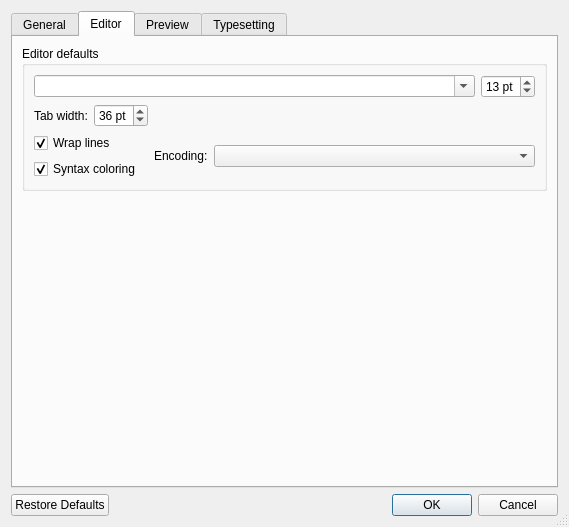
Old version of the form src/PrefsDialog.ui in the repository Sharpie/TeXworks.
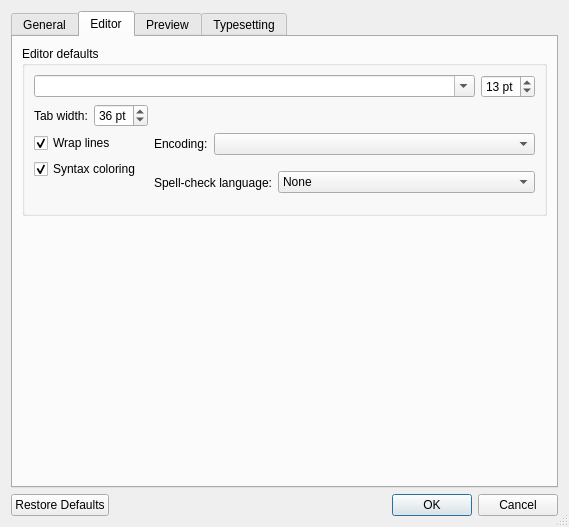
New version of the form. The open tabs and pages were chosen to show the change. Icons and pictures are not drawn.

Commit message: add spell-check language to Prefs dialog

Patch:
```diff
--- a/src/PrefsDialog.ui
+++ b/src/PrefsDialog.ui
@@ -143,16 +143,24 @@
       </layout>
      </widget>
      <widget class="QWidget" name="tab_editor" >
+      <property name="geometry" >
+       <rect>
+        <x>0</x>
+        <y>0</y>
+        <width>539</width>
+        <height>448</height>
+       </rect>
+      </property>
       <attribute name="title" >
        <string>Editor</string>
       </attribute>
-      <layout class="QGridLayout" >
+      <layout class="QGridLayout" name="gridLayout_2" >
        <item row="0" column="0" >
         <widget class="QGroupBox" name="groupBox_2" >
          <property name="title" >
           <string>Editor defaults</string>
          </property>
-         <layout class="QGridLayout" >
+         <layout class="QGridLayout" name="gridLayout" >
           <item row="0" column="0" colspan="3" >
            <layout class="QHBoxLayout" >
             <item>
@@ -216,7 +224,7 @@
             </property>
            </spacer>
           </item>
-          <item row="2" column="0" colspan="2" >
+          <item rowspan="2" row="2" column="0" colspan="2" >
            <layout class="QVBoxLayout" >
             <item>
              <widget class="QCheckBox" name="wrapLines" >
@@ -261,6 +269,45 @@
             </item>
            </layout>
           </item>
+          <item rowspan="2" row="3" column="2" >
+           <layout class="QHBoxLayout" name="_2" >
+            <item>
+             <widget class="QLabel" name="label_6" >
+              <property name="text" >
+               <string>Spell-check language:</string>
+              </property>
+             </widget>
+            </item>
+            <item>
+             <widget class="QComboBox" name="language" >
+              <property name="sizePolicy" >
+               <sizepolicy vsizetype="Fixed" hsizetype="MinimumExpanding" >
+                <horstretch>1</horstretch>
+                <verstretch>0</verstretch>
+               </sizepolicy>
+              </property>
+              <item>
+               <property name="text" >
+                <string>None</string>
+               </property>
+              </item>
+             </widget>
+            </item>
+           </layout>
+          </item>
+          <item row="4" column="0" colspan="2" >
+           <spacer name="verticalSpacer" >
+            <property name="orientation" >
+             <enum>Qt::Vertical</enum>
+            </property>
+            <property name="sizeHint" stdset="0" >
+             <size>
+              <width>20</width>
+              <height>6</height>
+             </size>
+            </property>
+           </spacer>
+          </item>
          </layout>
         </widget>
        </item>
```
Left out of the diff: 79 changed lines with no effect on the pictures. The commit also changes 2 other files.
